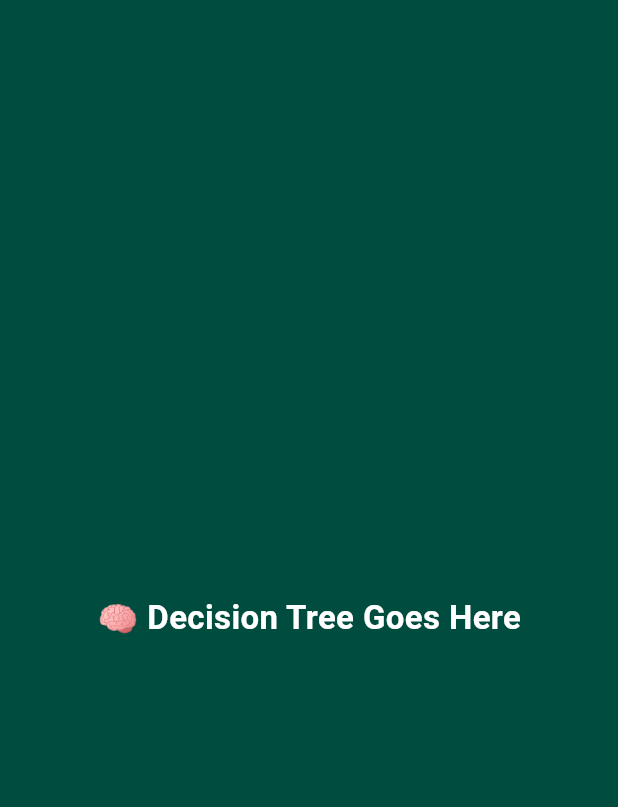
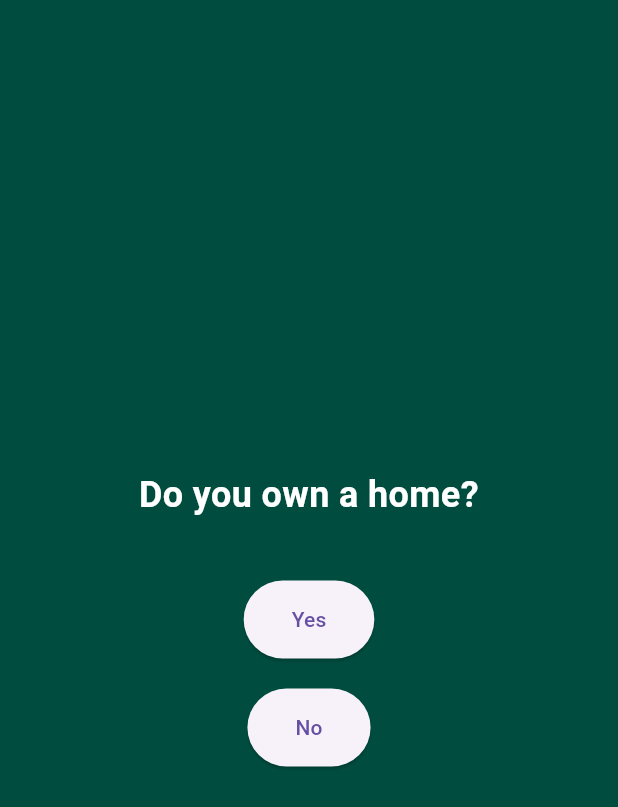
Before and after one commit to DevNom7/solar_decision_tree, a Flutter app: the DecisionScreen screen opened directly, on a phone screen of 412 x 824 dp. Shown: the top 807 px of the screen. Run offline on Flutter 3.47's test engine with Material 3 defaults, Android fonts, the phone set to English and light mode, and no system bars.

Commit message:
logic working tree

```diff
--- /dev/null
+++ b/lib/data/questions.dart
@@ -0,0 +1,26 @@
+import '../models/decision_node.dart';
+
+final DecisionNode decisionTreeRoot = DecisionNode(
+  question: "Do you own a home?",
+  yes: DecisionNode(
+    question: "Does your roof get a lot of sunlight?",
+    yes: DecisionNode(
+      question: "Do you plan to stay in the house for more than 5 years?",
+      yes: DecisionNode(result: "You should consider Solar Panels ☀️"),
+      no: DecisionNode(
+        result: "An EV may be the better short-term investment for you 🚗",
+      ),
+    ),
+    no: DecisionNode(
+      result: "Your roof isn't suitable for solar panels. Consider an EV 🚗",
+    ),
+  ),
+  no: DecisionNode(
+    question: "Do you have a garage or outdoor outlet?",
+    yes: DecisionNode(result: "You can easily charge an EV - go electric ⚡️"),
+    no: DecisionNode(
+      result:
+          "Neither option is ideal for you; consider waiting or exploring hybrids, or maintaining your gas car for now 🛑",
+    ),
+  ),
+);
--- /dev/null
+++ b/lib/models/decision_node.dart
@@ -0,0 +1,8 @@
+class DecisionNode {
+  final String? question;
+  final DecisionNode? yes;
+  final DecisionNode? no;
+  final String? result;
+
+  DecisionNode({this.question, this.yes, this.no, this.result});
+}
--- a/lib/screens/decision_screen.dart
+++ b/lib/screens/decision_screen.dart
@@ -1,19 +1,85 @@
 import 'package:flutter/material.dart';
+import '../models/decision_node.dart';
+import '../data/questions.dart';
 
-class DecisionScreen extends StatelessWidget {
+class DecisionScreen extends StatefulWidget {
   const DecisionScreen({super.key});
 
   @override
+  State<DecisionScreen> createState() => _DecisionScreenState();
+}
+
+class _DecisionScreenState extends State<DecisionScreen> {
+  DecisionNode currentNode = decisionTreeRoot;
+
+  void nextNode(bool isYes) {
+    setState(() {
+      currentNode = isYes ? currentNode.yes! : currentNode.no!;
+    });
+  }
+
+  @override
   Widget build(BuildContext context) {
+    final bool isResult = currentNode.result != null;
+
     return Scaffold(
       backgroundColor: Colors.teal[900],
       body: Center(
-        child: Text(
-          '🧠 Decision Tree Goes Here',
-          style: TextStyle(
-            color: Colors.white,
-            fontSize: 22,
-            fontWeight: FontWeight.w600,
+        child: Padding(
+          padding: const EdgeInsets.all(24.0),
+          child: Column(
+            mainAxisAlignment: MainAxisAlignment.center,
+            children: [
+              Text(
+                isResult ? currentNode.result! : currentNode.question!,
+                textAlign: TextAlign.center,
+                style: const TextStyle(
+                  fontSize: 24,
+                  color: Colors.white,
+                  fontWeight: FontWeight.bold,
+                ),
+              ),
+              const SizedBox(height: 40),
+              if (!isResult) ...[
+                ElevatedButton(
+                  onPressed: () => nextNode(true),
+                  style: ElevatedButton.styleFrom(
+                    padding: const EdgeInsets.symmetric(
+                      horizontal: 32,
+                      vertical: 16,
+                    ),
+                  ),
+                  child: const Text("Yes"),
+                ),
+                const SizedBox(height: 20),
+                ElevatedButton(
+                  onPressed: () => nextNode(false),
+                  style: ElevatedButton.styleFrom(
+                    padding: const EdgeInsets.symmetric(
+                      horizontal: 32,
+                      vertical: 16,
+                    ),
+                  ),
+                  child: const Text("No"),
+                ),
+              ] else ...[
+                ElevatedButton(
+                  onPressed: () {
+                    setState(() {
+                      currentNode = decisionTreeRoot;
+                    });
+                  },
+                  style: ElevatedButton.styleFrom(
+                    padding: const EdgeInsets.symmetric(
+                      horizontal: 32,
+                      vertical: 16,
+                    ),
+                    backgroundColor: Colors.orangeAccent,
+                  ),
+                  child: const Text("Start Over"),
+                ),
+              ],
+            ],
           ),
         ),
       ),
```
